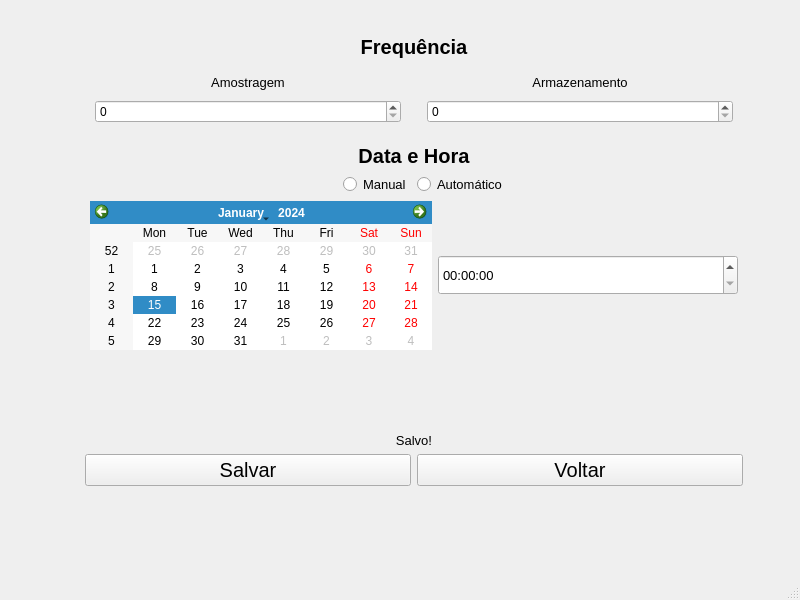
Above: Interface/InterfaceQT/mainwindow.ui from ADA-EC/SMP before the change. Below: the same form after it.
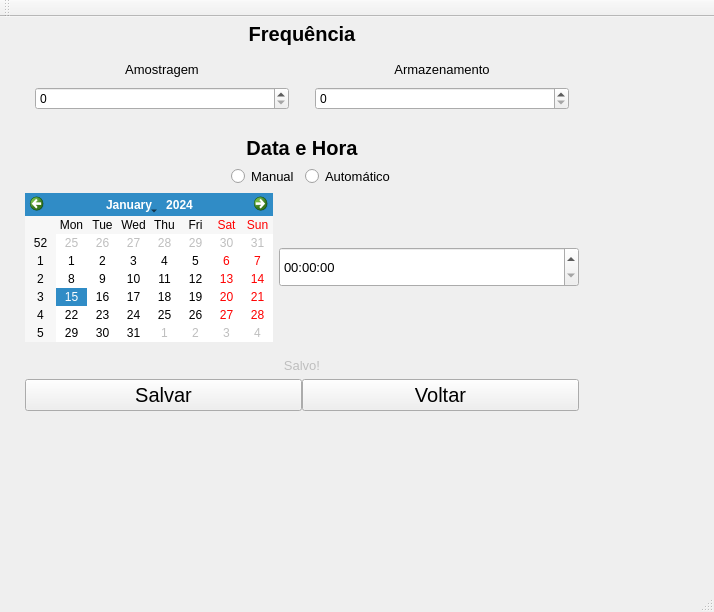
That is the form after the change. Icons and pictures are not drawn.

Commit message: Logo da Ada adicionado e melhorias no layout

Diff of the .ui file:
```diff
--- a/Interface/InterfaceQT/mainwindow.ui
+++ b/Interface/InterfaceQT/mainwindow.ui
@@ -6,10 +6,16 @@
    <rect>
     <x>0</x>
     <y>0</y>
-    <width>800</width>
-    <height>600</height>
+    <width>714</width>
+    <height>612</height>
    </rect>
   </property>
+  <property name="sizePolicy">
+   <sizepolicy hsizetype="Preferred" vsizetype="Preferred">
+    <horstretch>0</horstretch>
+    <verstretch>0</verstretch>
+   </sizepolicy>
+  </property>
   <property name="windowTitle">
    <string>MainWindow</string>
   </property>
@@ -17,15 +23,18 @@
    <widget class="QWidget" name="verticalLayoutWidget_6">
     <property name="geometry">
      <rect>
-      <x>80</x>
-      <y>30</y>
+      <x>20</x>
+      <y>0</y>
       <width>668</width>
-      <height>461</height>
+      <height>451</height>
      </rect>
     </property>
     <layout class="QVBoxLayout" name="verticalLayout_3">
      <property name="sizeConstraint">
-      <enum>QLayout::SetDefaultConstraint</enum>
+      <enum>QLayout::SetFixedSize</enum>
+     </property>
+     <property name="bottomMargin">
+      <number>10</number>
      </property>
      <item>
       <layout class="QVBoxLayout" name="FrequenciaLayout">
@@ -136,6 +145,8 @@
          </item>
         </layout>
        </item>
+      </layout>
+     </item>
        <item>
         <layout class="QVBoxLayout" name="DataeHoraLayout">
          <property name="leftMargin">
@@ -198,7 +209,14 @@
          <item>
           <layout class="QHBoxLayout" name="CalendarioLayout">
            <item>
-            <widget class="QCalendarWidget" name="Calendario"/>
+          <widget class="QCalendarWidget" name="Calendario">
+           <property name="sizePolicy">
+            <sizepolicy hsizetype="Fixed" vsizetype="Fixed">
+             <horstretch>0</horstretch>
+             <verstretch>0</verstretch>
+            </sizepolicy>
+           </property>
+          </widget>
            </item>
            <item>
             <widget class="QTimeEdit" name="Hora">
@@ -227,25 +245,27 @@
            </item>
           </layout>
          </item>
-         <item>
-          <spacer name="verticalSpacer">
-           <property name="orientation">
-            <enum>Qt::Vertical</enum>
-           </property>
-           <property name="sizeHint" stdset="0">
-            <size>
-             <width>20</width>
-             <height>40</height>
-            </size>
-           </property>
-          </spacer>
-         </item>
         </layout>
        </item>
        <item>
         <layout class="QVBoxLayout" name="SaveLayout">
+       <property name="leftMargin">
+        <number>5</number>
+       </property>
+       <property name="topMargin">
+        <number>5</number>
+       </property>
+       <property name="rightMargin">
+        <number>5</number>
+       </property>
+       <property name="bottomMargin">
+        <number>5</number>
+       </property>
          <item>
           <widget class="QLabel" name="SaveLabel">
+         <property name="enabled">
+          <bool>false</bool>
+         </property>
            <property name="sizePolicy">
             <sizepolicy hsizetype="Preferred" vsizetype="Fixed">
              <horstretch>0</horstretch>
@@ -267,10 +287,16 @@
          </item>
          <item>
           <layout class="QHBoxLayout" name="OpcoesLayout">
+         <property name="spacing">
+          <number>0</number>
+         </property>
+         <property name="sizeConstraint">
+          <enum>QLayout::SetMinimumSize</enum>
+         </property>
            <item>
             <widget class="QPushButton" name="SaveButton">
              <property name="sizePolicy">
-              <sizepolicy hsizetype="Minimum" vsizetype="Minimum">
+            <sizepolicy hsizetype="Minimum" vsizetype="Fixed">
                <horstretch>0</horstretch>
                <verstretch>0</verstretch>
               </sizepolicy>
@@ -288,7 +314,7 @@
            <item>
             <widget class="QPushButton" name="VoltarButton">
              <property name="sizePolicy">
-              <sizepolicy hsizetype="Minimum" vsizetype="Minimum">
+            <sizepolicy hsizetype="Minimum" vsizetype="Fixed">
                <horstretch>0</horstretch>
                <verstretch>0</verstretch>
               </sizepolicy>
@@ -308,21 +334,70 @@
         </layout>
        </item>
       </layout>
-     </item>
-    </layout>
    </widget>
+   <widget class="QLabel" name="LogoLabel">
+    <property name="enabled">
+     <bool>true</bool>
+    </property>
+    <property name="geometry">
+     <rect>
+      <x>20</x>
+      <y>460</y>
+      <width>311</width>
+      <height>91</height>
+     </rect>
+    </property>
+    <property name="minimumSize">
+     <size>
+      <width>100</width>
+      <height>29</height>
+     </size>
+    </property>
+    <property name="maximumSize">
+     <size>
+      <width>16777214</width>
+      <height>16777215</height>
+     </size>
+    </property>
+    <property name="toolTip">
+     <string>&lt;html&gt;&lt;head/&gt;&lt;body&gt;&lt;p&gt;&lt;img src=&quot;:/Resources/Imagens/logo_ada.png&quot;/&gt;&lt;/p&gt;&lt;/body&gt;&lt;/html&gt;</string>
+    </property>
+    <property name="text">
+     <string/>
+    </property>
+    <property name="pixmap">
+     <pixmap resource="Logo_ADA.qrc">:/Resources/Imagens/logo_ada.png</pixmap>
+    </property>
+    <property name="scaledContents">
+     <bool>true</bool>
+    </property>
+    <property name="alignment">
+     <set>Qt::AlignLeading|Qt::AlignLeft|Qt::AlignVCenter</set>
+    </property>
+   </widget>
+  </widget>
+  <widget class="QStatusBar" name="statusbar"/>
+  <widget class="QToolBar" name="toolBar">
+   <property name="windowTitle">
+    <string>toolBar</string>
+   </property>
+   <attribute name="toolBarArea">
+    <enum>TopToolBarArea</enum>
+   </attribute>
+   <attribute name="toolBarBreak">
+    <bool>false</bool>
+   </attribute>
   </widget>
   <widget class="QMenuBar" name="menubar">
    <property name="geometry">
     <rect>
      <x>0</x>
      <y>0</y>
-     <width>800</width>
+     <width>714</width>
      <height>21</height>
     </rect>
    </property>
   </widget>
-  <widget class="QStatusBar" name="statusbar"/>
  </widget>
  <resources/>
  <connections/>
```
Left out of the diff: 4 changed lines with no effect on the pictures. Lines whose indentation alone changed are shown as unchanged. The commit also changes 12 other files.
